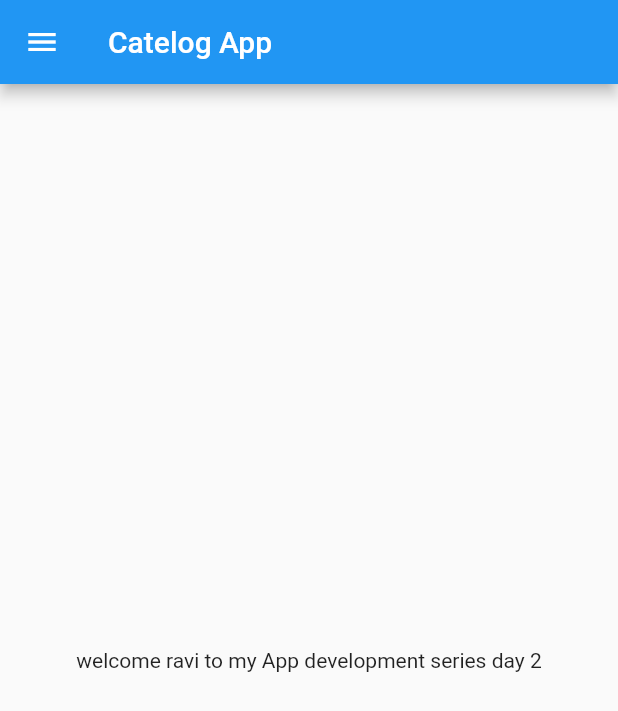
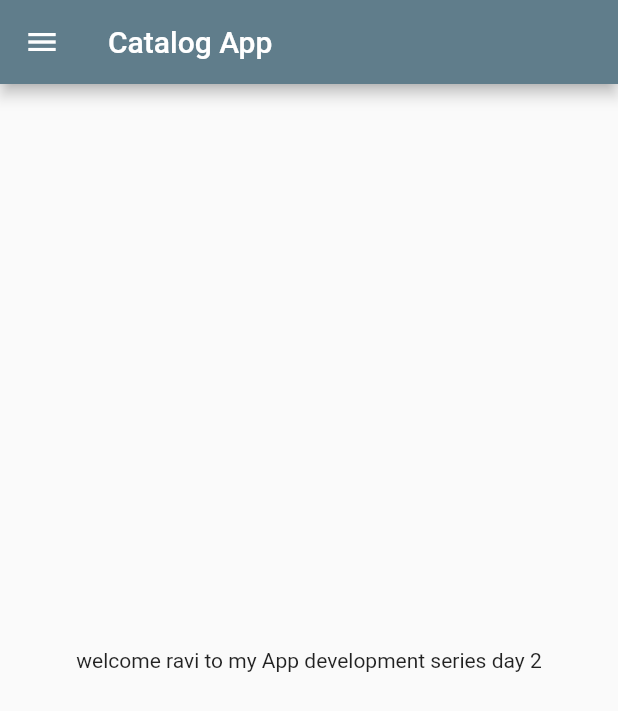
Before and after one commit to whiteboardsolution/flutter_catalog_app, a Flutter app: the screen it shows after launch, on a phone screen of 412 x 824 dp. Shown: the top 711 px of the screen. Run offline on Flutter 3.47's test engine with Material 2 defaults, Android fonts, the phone set to English and light mode, and no system bars.

Commit message:
day3 completed

```diff
--- a/lib/main.dart
+++ b/lib/main.dart
@@ -1,5 +1,7 @@
+import 'package:flutter/cupertino.dart';
 import 'package:flutter/material.dart';
-import 'package:flutter_application_1/home_page.dart';
+import 'package:flutter_application_1/pages/home_page.dart';
+import 'package:flutter_application_1/pages/login_page.dart';
 void main(){
   runApp(MyApp());
 }
@@ -10,7 +12,18 @@ class MyApp extends StatelessWidget {
   Widget build(BuildContext context) {
 
     return MaterialApp(
-      home: HomePage()
+      // home: HomePage(),
+      themeMode: ThemeMode.light,
+      theme: ThemeData(primarySwatch: Colors.blueGrey ),
+      darkTheme: ThemeData(
+        brightness: Brightness.dark
+      ),
+      initialRoute: "/home",
+      routes: {
+        "/" : (context) => LoginPage(),
+        "/login": (context) => LoginPage(),
+        "/home": (context) =>HomePage(),
+      },
     );
   }
 }
--- a/lib/home_page.dart
+++ b/lib/pages/home_page.dart
@@ -7,7 +7,7 @@ class HomePage extends StatelessWidget {
   Widget build(BuildContext context) {
      return  Scaffold(
        appBar:AppBar(
-         title: Text("Catelog App"),
+         title: Text("Catalog App"),
        ),
        body:Material(
           child: Center(
```
Also changed, not shown: lib/pages/login_page.dart (added, +20 -0 lines).
